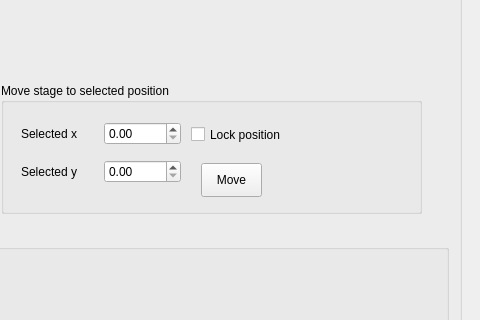
The window that spec_pz.ui (SarthakJariwala/HW_PI_PiezoStage) describes before a commit, drawn with Qt 5; both pictures show x 632 to 1112 and y 100 to 420 of the 1112 by 794 pixel window.
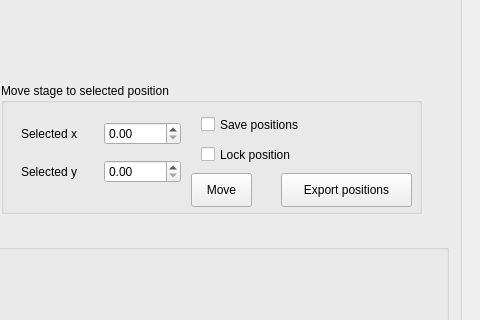
The same window after the commit.

Commit message: updated ui, added ability to save selected stage positions

Patch:
```diff
--- a/spec_pz.ui
+++ b/spec_pz.ui
@@ -433,8 +433,8 @@
      <widget class="QPushButton" name="move_to_selected_pushButton">
       <property name="geometry">
        <rect>
-        <x>200</x>
-        <y>80</y>
+        <x>190</x>
+        <y>90</y>
         <width>61</width>
         <height>34</height>
        </rect>
@@ -446,8 +446,8 @@
      <widget class="QCheckBox" name="lock_position_checkBox">
       <property name="geometry">
        <rect>
-        <x>190</x>
-        <y>40</y>
+        <x>200</x>
+        <y>60</y>
         <width>121</width>
         <height>23</height>
        </rect>
@@ -456,6 +456,32 @@
        <string>Lock position</string>
       </property>
      </widget>
+     <widget class="QPushButton" name="export_positions_pushButton">
+      <property name="geometry">
+       <rect>
+        <x>280</x>
+        <y>90</y>
+        <width>131</width>
+        <height>34</height>
+       </rect>
+      </property>
+      <property name="text">
+       <string>Export positions</string>
+      </property>
+     </widget>
+     <widget class="QCheckBox" name="save_positions_checkBox">
+      <property name="geometry">
+       <rect>
+        <x>200</x>
+        <y>30</y>
+        <width>131</width>
+        <height>23</height>
+       </rect>
+      </property>
+      <property name="text">
+       <string>Save positions</string>
+      </property>
+     </widget>
     </widget>
    </widget>
    <widget class="QGroupBox" name="stage_groupBox">
```
The commit also changes 1 other file.
